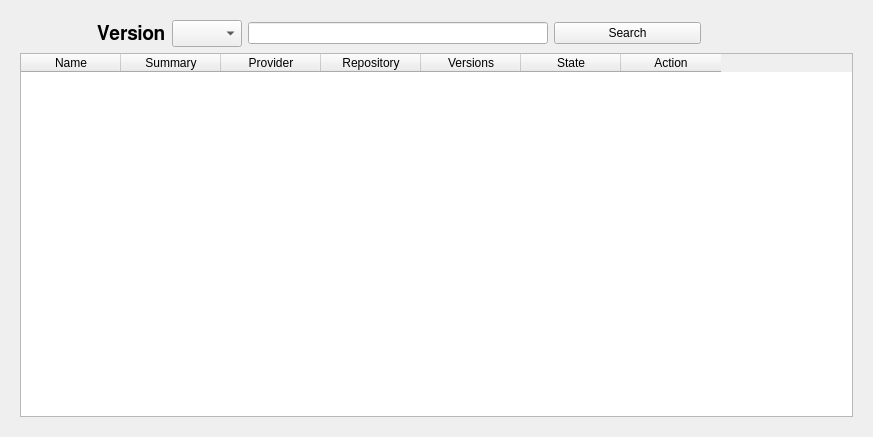
The window that ui/designer/dialog_addons.ui (myrrkel/odoo_one) describes before a commit, drawn with Qt 5.
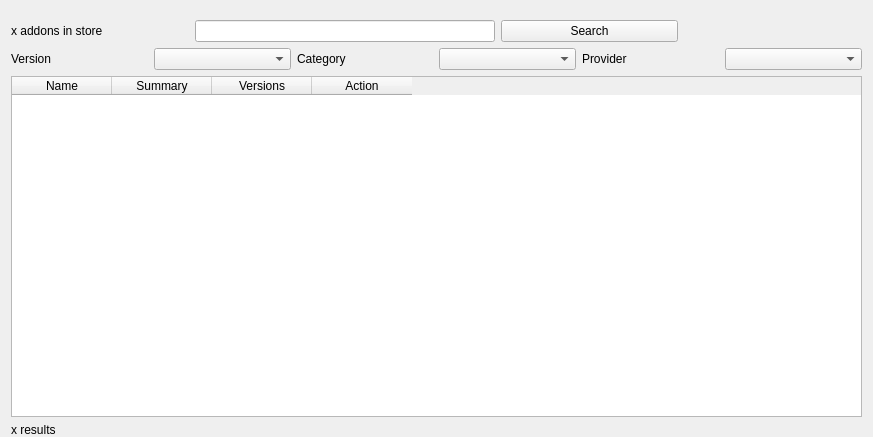
The same window after the commit.

Commit message: [IMP] search addons

Patch:
```diff
--- a/ui/designer/dialog_addons.ui
+++ b/ui/designer/dialog_addons.ui
@@ -20,6 +20,9 @@
    <string>Odoo One - Community Addons</string>
   </property>
   <layout class="QGridLayout" name="gridLayout">
+   <property name="bottomMargin">
+    <number>0</number>
+   </property>
    <item row="0" column="0">
     <widget class="QWidget" name="main_widget" native="true">
      <property name="sizePolicy">
@@ -29,52 +32,21 @@
       </sizepolicy>
      </property>
      <layout class="QVBoxLayout" name="verticalLayout">
+      <property name="leftMargin">
+       <number>0</number>
+      </property>
+      <property name="rightMargin">
+       <number>0</number>
+      </property>
+      <property name="bottomMargin">
+       <number>0</number>
+      </property>
       <item>
        <layout class="QHBoxLayout" name="horizontalLayout">
-        <item alignment="Qt::AlignRight">
-         <widget class="QLabel" name="label_version">
-          <property name="font">
-           <font>
-            <family>FreeSans</family>
-            <pointsize>14</pointsize>
-            <weight>75</weight>
-            <bold>true</bold>
-           </font>
-          </property>
-          <property name="layoutDirection">
-           <enum>Qt::LeftToRight</enum>
-          </property>
-          <property name="text">
-           <string>Version</string>
-          </property>
-         </widget>
-        </item>
         <item>
-         <widget class="QComboBox" name="combo_version">
-          <property name="sizePolicy">
-           <sizepolicy hsizetype="Expanding" vsizetype="Fixed">
-            <horstretch>0</horstretch>
-            <verstretch>0</verstretch>
-           </sizepolicy>
-          </property>
-          <property name="minimumSize">
-           <size>
-            <width>70</width>
-            <height>0</height>
-           </size>
-          </property>
-          <property name="maximumSize">
-           <size>
-            <width>70</width>
-            <height>16777215</height>
-           </size>
-          </property>
-          <property name="font">
-           <font>
-            <pointsize>12</pointsize>
-            <weight>75</weight>
-            <bold>true</bold>
-           </font>
+         <widget class="QLabel" name="label_addons_count">
+          <property name="text">
+           <string>x addons in store</string>
           </property>
          </widget>
         </item>
@@ -109,8 +81,51 @@
         </item>
        </layout>
       </item>
+      <item>
+       <layout class="QHBoxLayout" name="horizontalLayout_2">
+        <property name="topMargin">
+         <number>0</number>
+        </property>
+        <item>
+         <widget class="QLabel" name="label_addons_version">
+          <property name="text">
+           <string>Version</string>
+          </property>
+         </widget>
+        </item>
+        <item>
+         <widget class="QComboBox" name="combo_addons_version"/>
+        </item>
+        <item>
+         <widget class="QLabel" name="label_category">
+          <property name="text">
+           <string>Category</string>
+          </property>
+         </widget>
+        </item>
+        <item>
+         <widget class="QComboBox" name="combo_category"/>
+        </item>
+        <item>
+         <widget class="QLabel" name="label_user">
+          <property name="text">
+           <string>Provider</string>
+          </property>
+         </widget>
+        </item>
+        <item>
+         <widget class="QComboBox" name="combo_user"/>
+        </item>
+       </layout>
+      </item>
       <item>
        <widget class="QTableWidget" name="table_addons">
+        <property name="sizePolicy">
+         <sizepolicy hsizetype="Expanding" vsizetype="Expanding">
+          <horstretch>100</horstretch>
+          <verstretch>100</verstretch>
+         </sizepolicy>
+        </property>
         <property name="minimumSize">
          <size>
           <width>800</width>
@@ -145,26 +160,11 @@
           <string>Summary</string>
          </property>
         </column>
-        <column>
-         <property name="text">
-          <string>Provider</string>
-         </property>
-        </column>
-        <column>
-         <property name="text">
-          <string>Repository</string>
-         </property>
-        </column>
         <column>
          <property name="text">
           <string>Versions</string>
          </property>
         </column>
-        <column>
-         <property name="text">
-          <string>State</string>
-         </property>
-        </column>
         <column>
          <property name="text">
           <string>Action</string>
@@ -172,6 +172,20 @@
         </column>
        </widget>
       </item>
+      <item>
+       <layout class="QHBoxLayout" name="bottom_horizontal_layout">
+        <property name="topMargin">
+         <number>0</number>
+        </property>
+        <item>
+         <widget class="QLabel" name="label_result_count">
+          <property name="text">
+           <string>x results</string>
+          </property>
+         </widget>
+        </item>
+       </layout>
+      </item>
      </layout>
     </widget>
    </item>
```
Left out of the diff: 6 changed lines with no effect on the pictures. The commit also changes 4 other files.
